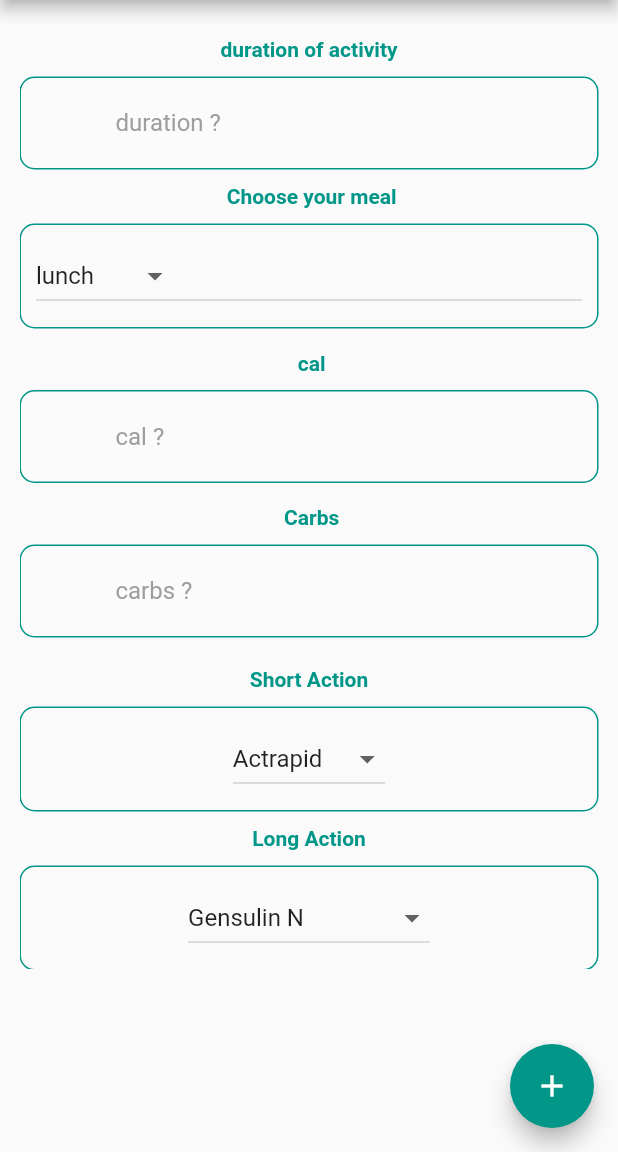
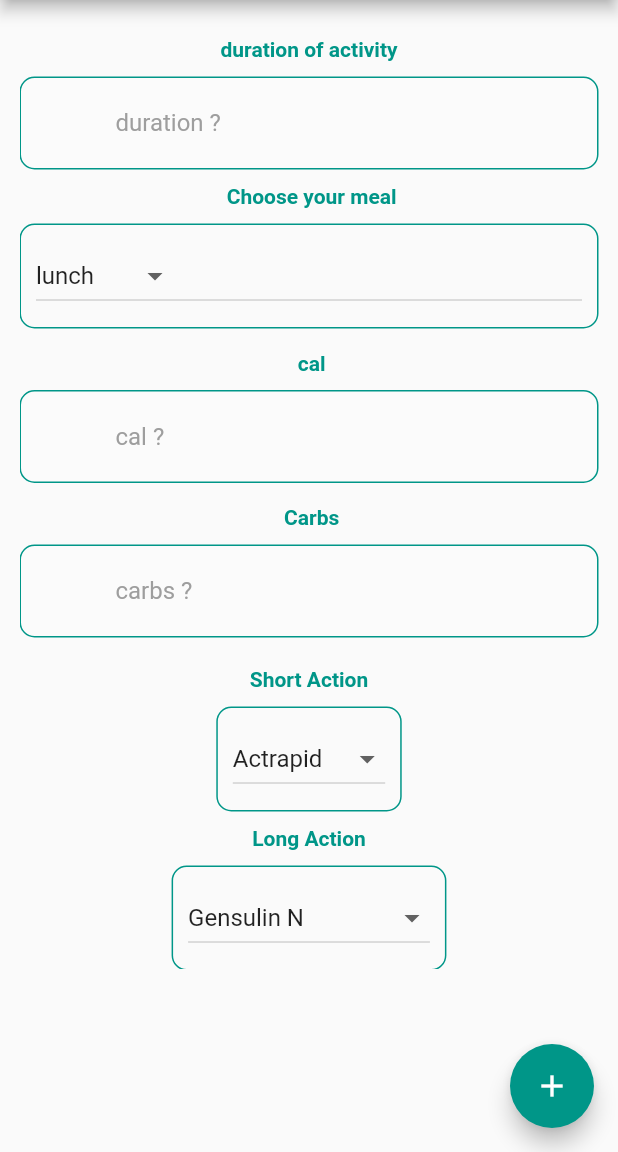
Before and after one commit to mohammedzidan1/easysuger, a Flutter app: the PredictionScreen screen opened directly, scrolled down 292 dp, on a phone screen of 412 x 824 dp, the part 84-1236 px from its top. Run offline on Flutter 3.47's test engine with Material 2 defaults, Android fonts, the phone set to English and light mode, and no system bars; our stand-ins replace animated_splash_screen, bloc, cloud_firestore, easy_localization, equatable, firebase_auth and 3 more; missing offline and left inert: firestore_model, flutter_facebook_auth; accounts and stored records are empty.

Commit message:
create prediction as subC &&create survey model and subC

```diff
--- a/lib/model/perdictions.dart
+++ b/lib/model/perdictions.dart
@@ -8,6 +8,8 @@ class Prediction extends SubCollectionModel<Prediction> {
   late String activityType;
   late String duration;
   late String glucose;
+  late String cal;
+  late String carbs;
   late String shortAction;
   late String longAction;
 
@@ -21,6 +23,8 @@ class Prediction extends SubCollectionModel<Prediction> {
     this.lunch = '',
     this.meal = '',
     this.shortAction = '',
+    this.cal = '',
+    this.carbs = '',
   });
 
   @override
@@ -34,6 +38,8 @@ class Prediction extends SubCollectionModel<Prediction> {
         "lunch": lunch,
         "meal": meal,
         "shortAction": shortAction,
+        "cal": cal,
+        "carbs": carbs,
       };
 
   Prediction.fromMap(Map<String, dynamic> map) {
@@ -46,6 +52,8 @@ class Prediction extends SubCollectionModel<Prediction> {
     this.lunch = map['lunch'] ?? '';
     this.meal = map['meal'] ?? '';
     this.shortAction = map['shortAction'] ?? '';
+    this.cal = map['cal'] ?? '';
+    this.carbs = map['carbs'] ?? '';
   }
 
   @override
--- a/lib/view/screens/prediction_screen.dart
+++ b/lib/view/screens/prediction_screen.dart
@@ -20,7 +20,8 @@ class PredictionScreen extends StatefulWidget {
   State<PredictionScreen> createState() => _PredictionScreenState();
 }
 
-
+//hiiiiiiiiiiiiiiii
+//lllllllllllll
 class _PredictionScreenState extends State<PredictionScreen> {
   String selectedItemTypeOfFood = "lunch";
   List<String> typeOfFoodList = ["lunch", "dinner", "breakfast"];
@@ -51,8 +52,7 @@ class _PredictionScreenState extends State<PredictionScreen> {
                   Navigator.pushNamed(context, RoutsNames.homeScreenForPatient);
                 },
                 icon: const Icon(Icons.home))
-          ]
-          ),
+          ]),
       body: Container(
         height: MediaQuery.of(context).size.height * .8,
         width: MediaQuery.of(context).size.width,
@@ -72,6 +72,7 @@ class _PredictionScreenState extends State<PredictionScreen> {
                   ).then((value) {
                     dateController.text = DateFormat.yMMMd().format(value!);
                   });
+                  print("object");
                 },
                 lableText: "Date",
                 controller: dateController,
@@ -129,21 +130,19 @@ class _PredictionScreenState extends State<PredictionScreen> {
               const SizedBox(
                 height: 10,
               ),
-
               Column(
                 children: [
                   const CustomText(
                     fontWeight: FontWeight.bold,
-
                     text: " Choose your meal",
                     color: ColorsApp.primaryColor,
                   ),
-                  const SizedBox(
+                  SizedBox(
                     height: 10.0,
                   ),
                   Container(
-                    width: MediaQuery.of(context).size.width ,
-                    padding: const EdgeInsets.all(10.0),
+                    width: MediaQuery.of(context).size.width,
+                    padding: EdgeInsets.all(10.0),
                     decoration: BoxDecoration(
                       border: Border.all(color: ColorsApp.primaryColor),
                       borderRadius: BorderRadius.circular(10),
@@ -170,7 +169,6 @@ class _PredictionScreenState extends State<PredictionScreen> {
                 children: [
                   const CustomText(
                     fontWeight: FontWeight.bold,
-
                     text: " cal",
                     color: ColorsApp.primaryColor,
                   ),
@@ -195,7 +193,6 @@ class _PredictionScreenState extends State<PredictionScreen> {
                 children: [
                   const CustomText(
                     fontWeight: FontWeight.bold,
-
                     text: " Carbs",
                     color: ColorsApp.primaryColor,
                   ),
@@ -203,7 +200,7 @@ class _PredictionScreenState extends State<PredictionScreen> {
                     height: 10,
                   ),
                   Container(
-                   // width: MediaQuery.of(context).size.width * .6,
+                    // width: MediaQuery.of(context).size.width * .6,
                     child: CustomTextField(
                       color: Colors.white12,
                       controller: carbsController,
@@ -219,37 +216,31 @@ class _PredictionScreenState extends State<PredictionScreen> {
                 height: 10.0,
               ),
               Column(
-                children:  [
-                  const CustomText(
+                children: const [
+                  CustomText(
                     text: "Short Action",
                     color: ColorsApp.primaryColor,
                     fontWeight: FontWeight.bold,
                   ),
-                  const SizedBox(
+                  SizedBox(
                     height: 10,
                   ),
-                  SizedBox(
-                    width: MediaQuery.of(context).size.width ,
-
-                    child: const CustomDrobDownMenuShortAction()),
+                  CustomDrobDownMenuShortAction(),
                 ],
               ),
               const SizedBox(
                 height: 10,
               ),
               Column(
-                children:  [
-                  const CustomText(
+                children: const [
+                  CustomText(
                       text: "Long Action",
                       color: ColorsApp.primaryColor,
                       fontWeight: FontWeight.bold),
-                  const SizedBox(
-                  height: 10,
+                  SizedBox(
+                    height: 10,
                   ),
-                   SizedBox(
-                                         width: MediaQuery.of(context).size.width ,
-
-                     child: const CustomDrobDownMenuLongAction()),
+                  CustomDrobDownMenuLongAction(),
                 ],
               ),
             ]),
--- a/pubspec.yaml
+++ b/pubspec.yaml
@@ -43,9 +43,9 @@ dependencies:
   google_sign_in: ^5.3.0
   flutter_facebook_auth: ^4.3.0
   firebase_core: ^1.15.0
-  fl_chart: ^0.50.1
   easy_localization: ^3.0.0
   url_launcher: ^6.1.2
+  fl_chart: ^0.50.1
 dev_dependencies:
   flutter_test:
 
```
Also changed, not shown: lib/model/survey.dart (added, +73 -0 lines), lib/view_model/auth/cubit/auth_bloc.dart (+41 -0 lines), pubspec.lock, 1 other file.
